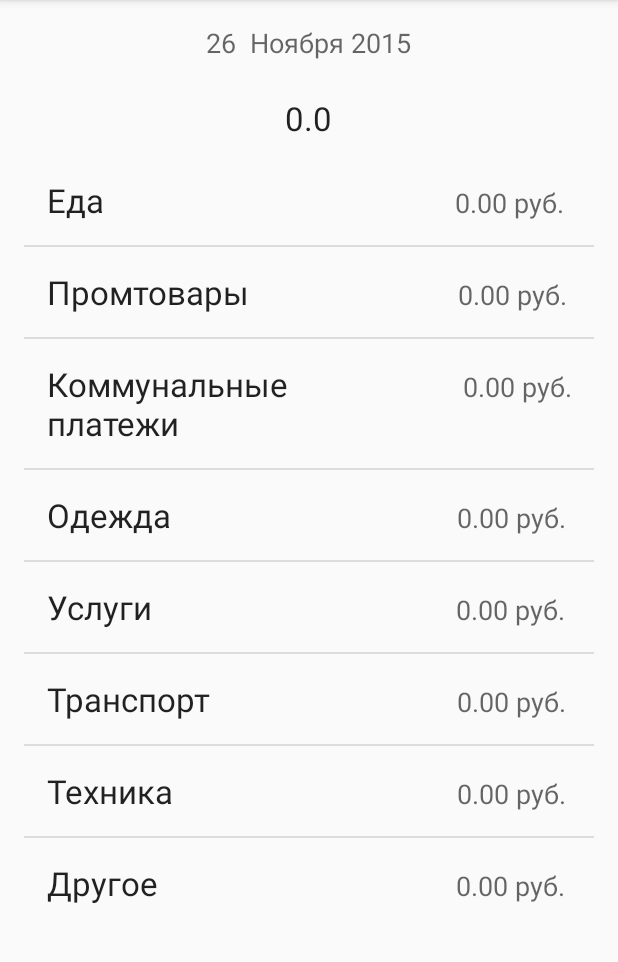
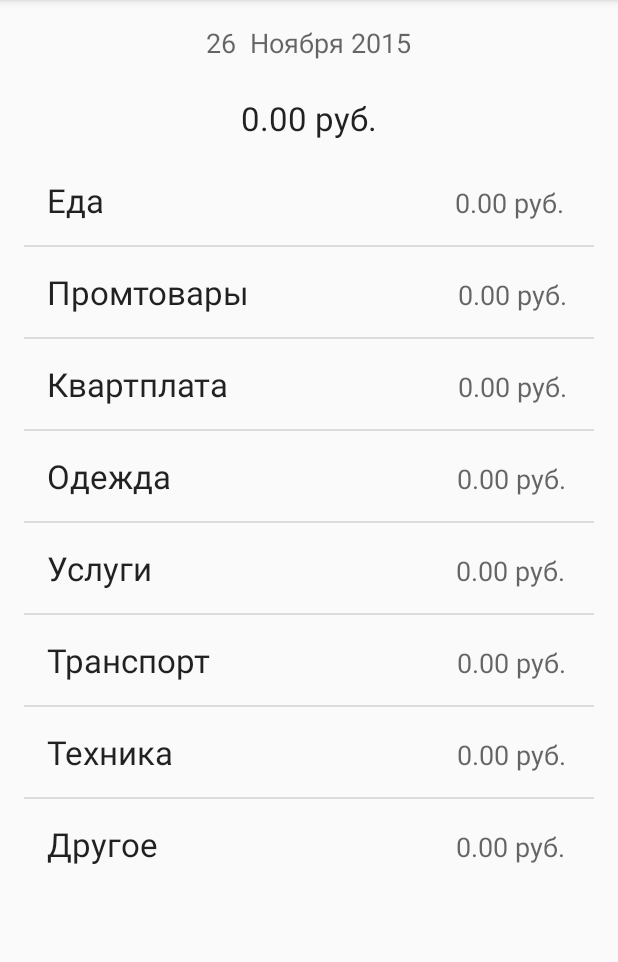
Before and after one commit to IncineratorG/Expenses, an Android app: the screen it shows after launch (MainActivity), on a phone screen of 412 x 824 dp, the part 84-1046 px from its top. Run offline under Robolectric (Android 15) with nearby library versions, the phone set to English and light mode, and no system bars.

```diff
--- a/app/src/main/java/com/example/costs/MainActivity.java
+++ b/app/src/main/java/com/example/costs/MainActivity.java
@@ -19,6 +19,7 @@ import android.widget.TextView;
 import android.widget.Toast;
 
 import java.sql.SQLOutput;
+import java.text.DecimalFormat;
 import java.util.ArrayList;
 import java.util.Calendar;
 import java.util.List;
@@ -214,15 +215,16 @@ public class MainActivity extends AppCompatActivity {
         }
         total = total + Double.valueOf(currentOthersCosts);
 
-        currentOverallCosts = String.valueOf(total);
-        currentCostsTextView.setText(currentOverallCosts);
+        DecimalFormat format = new DecimalFormat("0.00");
+        currentOverallCosts = String.valueOf(format.format(total));
+        currentCostsTextView.setText(currentOverallCosts + " руб.");
     }
 
     public String[] CreateCostsArray() {
         String[] costsArray = new String[8];
         costsArray[0] = "Еда$" + currentFoodCosts + "#FOOD";
         costsArray[1] = "Промтовары$" + currentGoodsCosts + "#GOODS";
-        costsArray[2] = "Коммунальные платежи$" + currentCommunalCosts + "#COMMUNAL_RENT";
+        costsArray[2] = "Квартплата$" + currentCommunalCosts + "#COMMUNAL_RENT";
         costsArray[3] = "Одежда$" + currentClothesCosts + "#CLOTHES";
         costsArray[4] = "Услуги$" + currentServicesCosts + "#SERVICES";
         costsArray[5] = "Транспорт$" + currentTransportCosts + "#TRANSPORT";
@@ -234,10 +236,6 @@ public class MainActivity extends AppCompatActivity {
 
     public void GenerateCostsPopupMenu() {
         String[] lastEnteredValues = db.getLastEnteredValues();
-        System.out.println(lastEnteredValues.length);
-        for (String s : lastEnteredValues) {
-            System.out.println(s);
-        }
         costsPopupMenu = new PopupMenu(this, currentCostsTextView);
 
         for (int i = 0; i < lastEnteredValues.length; ++i) {
--- a/app/src/main/res/layout/activity_input_data.xml
+++ b/app/src/main/res/layout/activity_input_data.xml
@@ -10,7 +10,7 @@
     <EditText
         android:layout_width="wrap_content"
         android:layout_height="wrap_content"
-        android:inputType="numberDecimal"
+        android:inputType="numberDecimal|numberSigned"
         android:ems="10"
         android:id="@+id/inputTextField"
         android:layout_marginRight="50dp"
@@ -48,6 +48,7 @@
         android:text="Еда"
         android:id="@+id/costsType"
         android:layout_below="@+id/date"
-        android:layout_centerHorizontal="true" />
+        android:layout_centerHorizontal="true"
+        android:onClick="onCostTypeClick" />
 
 </RelativeLayout>
```
Also changed, not shown: app/src/main/java/com/example/costs/CostsDB.java (+41 -6 lines), app/src/main/java/com/example/costs/InputDataActivity.java (+25 -3 lines).
